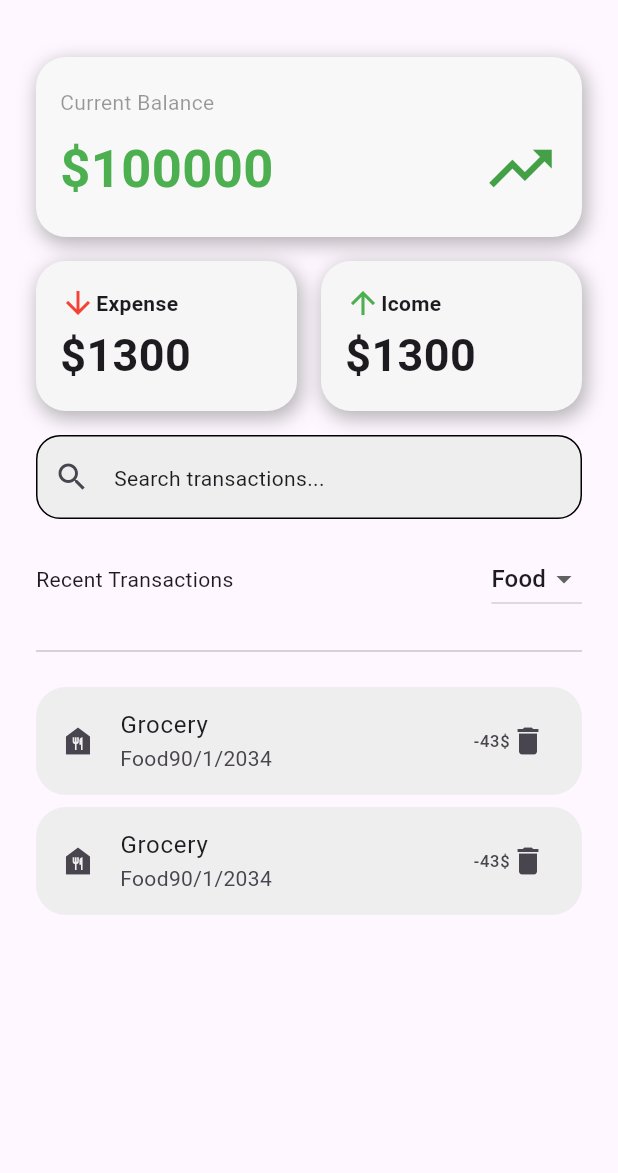
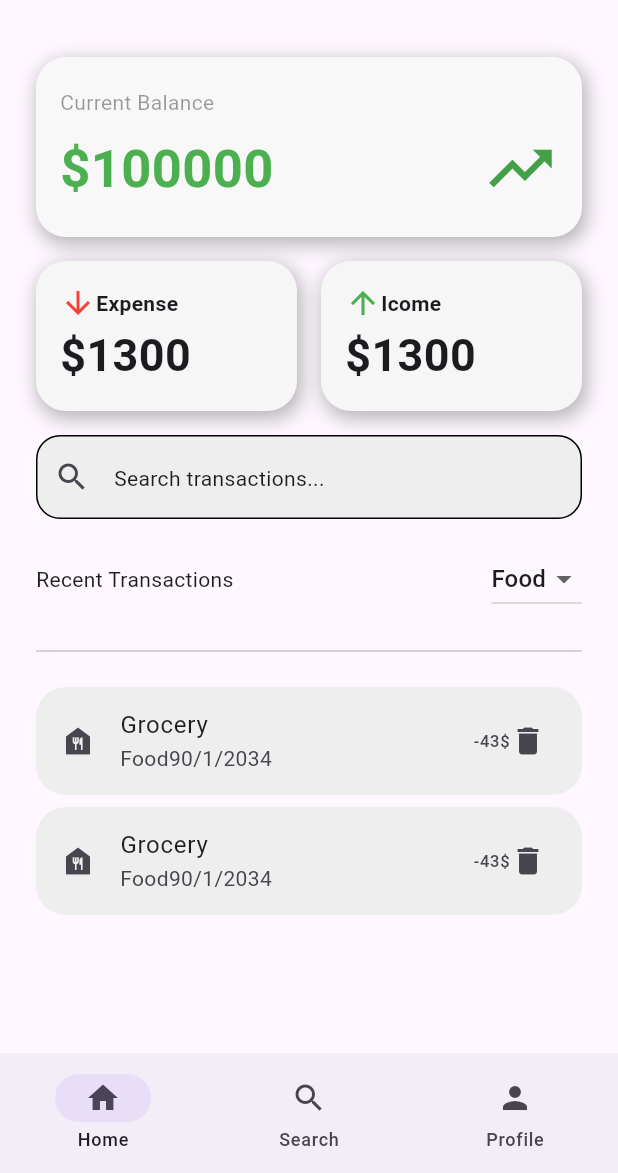
Before and after one commit to SuhaibWadah/budget-buddy, a Flutter app: the screen it shows after launch, after a tap on the "search" icon, on a phone screen of 412 x 824 dp, the part 63-1236 px from its top. Run offline on Flutter 3.47's test engine with Material 3 defaults, Android fonts, the phone set to English and light mode, and no system bars.

Commit message:
Added a Custome Navigation Bar Widget

```diff
--- a/lib/screens/home_screen.dart
+++ b/lib/screens/home_screen.dart
@@ -1,4 +1,5 @@
 import 'package:expense_tracker/widgets/app_bar.dart';
+import 'package:expense_tracker/widgets/bottom_bar.dart';
 import 'package:expense_tracker/widgets/current_balance_card.dart';
 import 'package:expense_tracker/widgets/recent_transactions.dart';
 import 'package:expense_tracker/widgets/search_field.dart';
@@ -50,6 +51,7 @@ class _HomePageState extends State<HomePage> {
           ),
         ),
       ),
+      bottomNavigationBar: buildBottomNavBar(),
     );
   }
 }
--- /dev/null
+++ b/lib/widgets/bottom_bar.dart
@@ -0,0 +1,16 @@
+import 'package:flutter/material.dart';
+
+NavigationBar buildBottomNavBar() {
+  var sIndex = 0;
+  return NavigationBar(
+    selectedIndex: sIndex,
+    onDestinationSelected: (index) {
+      sIndex = index;
+    },
+    destinations: const [
+      NavigationDestination(icon: Icon(Icons.home), label: 'Home'),
+      NavigationDestination(icon: Icon(Icons.search), label: 'Search'),
+      NavigationDestination(icon: Icon(Icons.person), label: 'Profile'),
+    ],
+  );
+}
```
